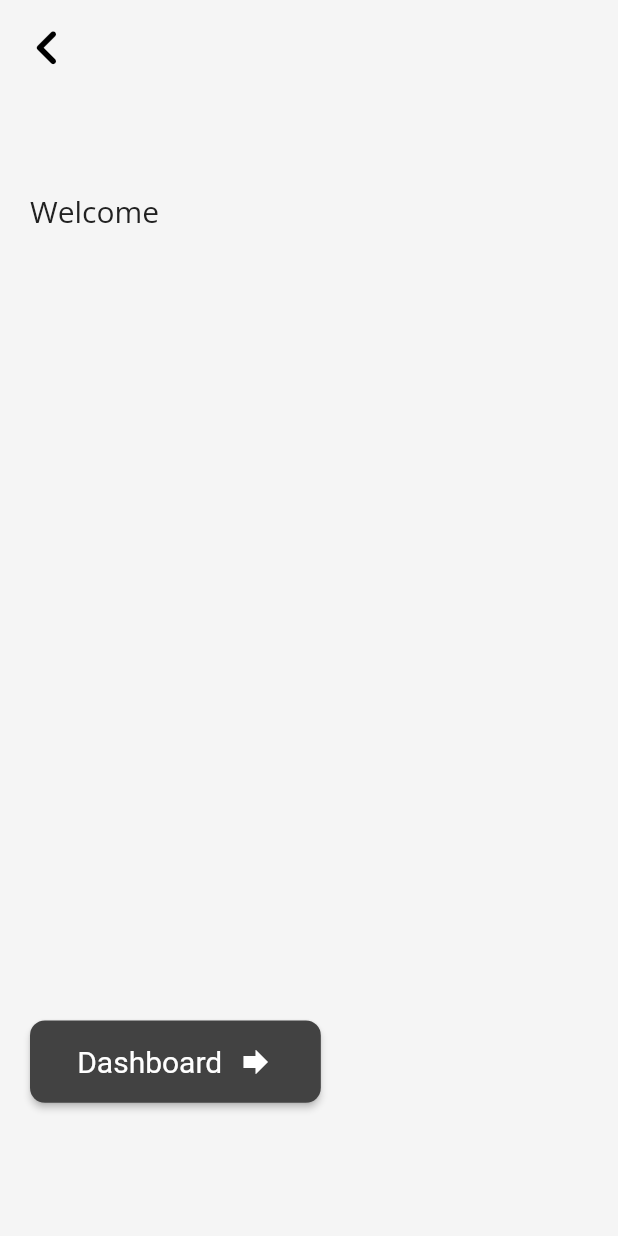
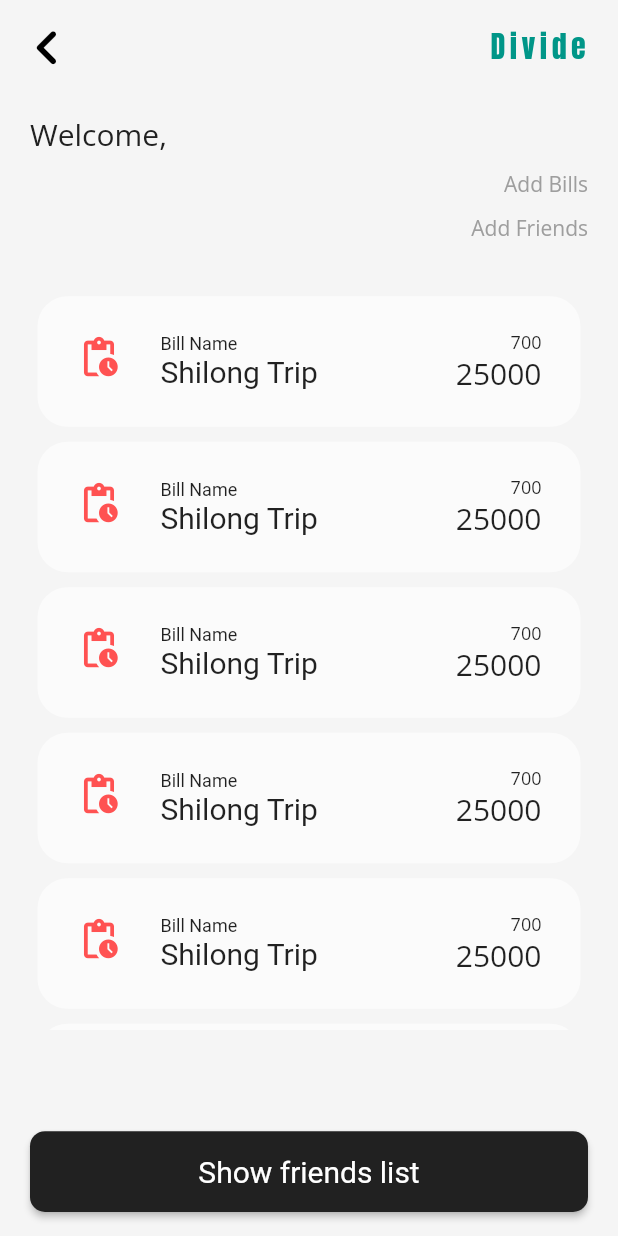
Before and after one commit to darwinshy/Divide, a Flutter app: the WelcomeScreenView screen opened by its route, on a phone screen of 412 x 824 dp. Run offline on Flutter 3.47's test engine with Material 2 defaults, Android fonts, the light colour scheme and no system bars; our stand-ins replace firebase_auth, firebase_core, get_it, google_fonts, injectable, pin_code_fields and 4 more; accounts and stored records are empty.

Commit message:
Added Dashboard and Friends List

```diff
--- a/lib/app/router.dart
+++ b/lib/app/router.dart
@@ -3,6 +3,7 @@
 // and run the below command
 // flutter pub run build_runner build --delete-conflicting-outputs
 
+import 'package:divide/screens/addBills/addbills_screenview.dart';
 import 'package:divide/screens/nameScreen/name_screenview.dart';
 import 'package:divide/screens/root/root_view.dart';
 import 'package:divide/screens/signUpScreens/otpScreen/otp_screenview.dart';
@@ -24,5 +25,7 @@ import 'package:stacked/stacked_annotations.dart';
   // ___________________________________________________________________________
   StackedRoute(path: WelcomeScreenView.routeName, page: WelcomeScreenView),
   // ___________________________________________________________________________
+  StackedRoute(path: AddBillView.routeName, page: AddBillView),
+  // ___________________________________________________________________________
 ])
 class $Router {}
--- a/lib/app/router.router.dart
+++ b/lib/app/router.router.dart
@@ -9,6 +9,7 @@
 import 'package:flutter/material.dart';
 import 'package:stacked/stacked.dart';
 
+import '../screens/addBills/addbills_screenview.dart';
 import '../screens/nameScreen/name_screenview.dart';
 import '../screens/root/root_view.dart';
 import '../screens/signUpScreens/otpScreen/otp_screenview.dart';
@@ -21,12 +22,14 @@ class Routes {
   static const String oTPScreenView = '/otpScreenView';
   static const String nameScreenView = '/nameScreenView';
   static const String welcomeScreenView = '/welcomeScreenView';
+  static const String addBillView = '/addBillView';
   static const all = <String>{
     root,
     phoneScreenView,
     oTPScreenView,
     nameScreenView,
     welcomeScreenView,
+    addBillView,
   };
 }
 
@@ -39,6 +42,7 @@ class StackedRouter extends RouterBase {
     RouteDef(Routes.oTPScreenView, page: OTPScreenView),
     RouteDef(Routes.nameScreenView, page: NameScreenView),
     RouteDef(Routes.welcomeScreenView, page: WelcomeScreenView),
+    RouteDef(Routes.addBillView, page: AddBillView),
   ];
   @override
   Map<Type, StackedRouteFactory> get pagesMap => _pagesMap;
@@ -73,5 +77,11 @@ class StackedRouter extends RouterBase {
         settings: data,
       );
     },
+    AddBillView: (data) {
+      return MaterialPageRoute<dynamic>(
+        builder: (context) => const AddBillView(),
+        settings: data,
+      );
+    },
   };
 }
--- a/lib/screens/nameScreen/name_screen_viewmodel.dart
+++ b/lib/screens/nameScreen/name_screen_viewmodel.dart
@@ -1,3 +1,5 @@
+import 'package:divide/screens/nameScreen/name_screenview.dart';
+import 'package:divide/screens/welcomeScreen/welcome_screenview.dart';
 import 'package:flutter/material.dart';
 import 'package:stacked/stacked.dart';
 import 'package:stacked_services/stacked_services.dart';
@@ -30,7 +32,7 @@ class NameViewModel extends BaseViewModel {
     nameFormKey.currentState!.save();
     if (!nameFormKey.currentState!.validate()) return;
     await _storageService.setName(name.text);
-
+    _navigatorService.pushNamedAndRemoveUntil(WelcomeScreenView.routeName);
     // Create user
   }
 
--- a/lib/screens/signUpScreens/phoneNumberScreen/phone_screenview_model.dart
+++ b/lib/screens/signUpScreens/phoneNumberScreen/phone_screenview_model.dart
@@ -1,5 +1,3 @@
-import 'dart:developer';
-
 import 'package:divide/services/services/data_from_api_service.dart';
 import 'package:flutter/material.dart';
 import 'package:stacked/stacked.dart';
--- a/lib/screens/welcomeScreen/welcome_screenview.dart
+++ b/lib/screens/welcomeScreen/welcome_screenview.dart
@@ -1,3 +1,4 @@
+import 'package:divide/theme/theme.dart';
 import 'package:flutter/material.dart';
 import 'package:stacked/stacked.dart';
 import '../../widgets/reusables.dart';
@@ -12,9 +13,18 @@ class WelcomeScreenView extends StatelessWidget {
   Widget build(BuildContext context) {
     return ViewModelBuilder<WelcomeScreenViewModel>.reactive(
       builder: (context, model, child) {
-        return !model.isBusy
-            ? Scaffold(
-                appBar: buildAppBar(context),
+        if (!model.isBusy) {
+          return Scaffold(
+            floatingActionButtonLocation:
+                FloatingActionButtonLocation.centerFloat,
+            floatingActionButton: SizedBox(
+                width: double.infinity,
+                child: Padding(
+                  padding: const EdgeInsets.symmetric(horizontal: 20),
+                  child: buildSimpleOutlineButton("Show friends list",
+                      () => model.openFriendsList(context)),
+                )),
+            appBar: buildAppBarWithText(context),
             body: SafeArea(
                 child: SingleChildScrollView(
               child: Padding(
@@ -25,37 +35,113 @@ class WelcomeScreenView extends StatelessWidget {
                     mainAxisAlignment: MainAxisAlignment.start,
                     crossAxisAlignment: CrossAxisAlignment.start,
                     children: [
-                          SizedBox(
-                            height: getProportionateScreenHeight(50),
-                          ),
                       const Text(
-                            "Welcome",
+                        "Welcome,",
                         style: TextStyle(fontSize: 20),
                       ),
                       SizedBox(
-                            height: getProportionateScreenHeight(50),
+                        height: getProportionateScreenHeight(10),
                       ),
+                      Row(
+                        mainAxisAlignment: MainAxisAlignment.spaceBetween,
+                        children: [
                           Text(
                             model.data!["name"]!,
-                            style: const TextStyle(fontSize: 26),
+                            style: const TextStyle(fontSize: 28),
+                          ),
+                          Column(
+                            crossAxisAlignment: CrossAxisAlignment.end,
+                            children: [
+                              InkWell(
+                                onTap: model.navigateToAddBill,
+                                child: const Text("Add Bills",
+                                    style: TextStyle(color: Colors.grey)),
+                              ),
+                              SizedBox(
+                                  height: getProportionateScreenHeight(10)),
+                              InkWell(
+                                onTap: () => model.openAddFriendPopUp(context),
+                                child: const Text("Add Friends",
+                                    style: TextStyle(color: Colors.grey)),
+                              ),
+                            ],
+                          )
+                        ],
                       ),
                       SizedBox(
                         height: getProportionateScreenHeight(30),
                       ),
-                          const Spacer(),
-                          buildOutlineButton("Dashboard", () {}),
+                      Column(
+                        children: [
+                          SizedBox(
+                            height: SizeConfig.screenHeight! * 0.6,
+                            child: ListView.builder(
+                              primary: true,
+                              shrinkWrap: true,
+                              itemCount: 10,
+                              itemBuilder: (builder, index) {
+                                return Container(
+                                    padding: const EdgeInsets.all(10),
+                                    margin: const EdgeInsets.all(5),
+                                    decoration: BoxDecoration(
+                                        borderRadius: BorderRadius.circular(20),
+                                        color: Colors.white60),
+                                    child: ListTile(
+                                      minVerticalPadding: 15,
+                                      leading: const Icon(Icons.pending_actions,
+                                          color: Colors.redAccent, size: 30),
+                                      title: Column(
+                                        mainAxisAlignment:
+                                            MainAxisAlignment.center,
+                                        crossAxisAlignment:
+                                            CrossAxisAlignment.start,
+                                        children: const [
+                                          Text("Bill Name",
+                                              style: TextStyle(
+                                                  color: Colors.black87,
+                                                  fontSize: 12)),
+                                          Text("Shilong Trip",
+                                              style: TextStyle(
+                                                  color: Colors.black87,
+                                                  fontSize: 20))
+                                        ],
+                                      ),
+                                      trailing: Column(
+                                        mainAxisAlignment:
+                                            MainAxisAlignment.center,
+                                        crossAxisAlignment:
+                                            CrossAxisAlignment.end,
+                                        children: const [
+                                          Text("700",
+                                              style: TextStyle(
+                                                  color: Colors.black87,
+                                                  fontSize: 12)),
+                                          Text("25000",
+                                              style: TextStyle(
+                                                  color: Colors.black87,
+                                                  fontSize: 20))
+                                        ],
+                                      ),
+                                    ));
+                              },
+                            ),
+                          ),
+                        ],
+                      )
                     ],
                   ),
                 ),
               ),
             )),
-              )
-            : Scaffold(
+          );
+        } else {
+          return Scaffold(
             appBar: buildAppBar(context),
             body: const Center(
               child: CircularProgressIndicator(),
             ),
           );
+        }
       },
       viewModelBuilder: () => WelcomeScreenViewModel(),
     );
--- a/lib/theme/theme.dart
+++ b/lib/theme/theme.dart
@@ -8,7 +8,7 @@ List<ThemeData> getThemeData() => [lightTheme, darkTheme];
 // Colors Palletes _______________________________________________________________
 
 // Color primaryColor = const Color.fromRGBO(255, 137, 0, 1);
-Color primaryColor = Colors.grey[800]!;
+Color primaryColor = Colors.grey[900]!;
 
 Color white = Colors.white;
 Color black = Colors.black;
--- a/lib/widgets/reusables.dart
+++ b/lib/widgets/reusables.dart
@@ -53,6 +53,25 @@ ElevatedButton buildOutlineButton(text, function) {
           SizedBox(width: getProportionateScreenWidth(10)),
           const Icon(Icons.forward_sharp, color: Colors.white)
         ],
+      ),
+    ),
+  );
+}
+
+ElevatedButton buildSimpleOutlineButton(text, function) {
+  return ElevatedButton(
+    style: ButtonStyle(
+        shape: MaterialStateProperty.all<OutlinedBorder>(RoundedRectangleBorder(
+          borderRadius: BorderRadius.circular(10.0),
+        )),
+        backgroundColor: MaterialStateProperty.all<Color>(primaryColor)),
+    onPressed: function,
+    child: Padding(
+      padding: EdgeInsets.all(getProportionateScreenHeight(15)),
+      child: Text(
+        text,
+        style: const TextStyle(
+            color: Colors.white, fontSize: 20.0, fontWeight: FontWeight.w400),
       ),
     ),
   );
--- a/pubspec.yaml
+++ b/pubspec.yaml
@@ -62,6 +62,7 @@ dependencies:
   pin_code_fields:
   intl:
   shared_preferences:
+  toggle_switch:
   # -------------------------------------------
   # Firebase
   firebase_auth:
```
Also changed, not shown: lib/screens/addBills/addbills_screen_viewmodel.dart (added, +80 -0 lines), lib/screens/addBills/addbills_screenview.dart (added, +173 -0 lines), lib/screens/welcomeScreen/welcome_screenview_model.dart (+123 -0 lines), pubspec.lock. Lines whose indentation alone changed are shown as unchanged.
